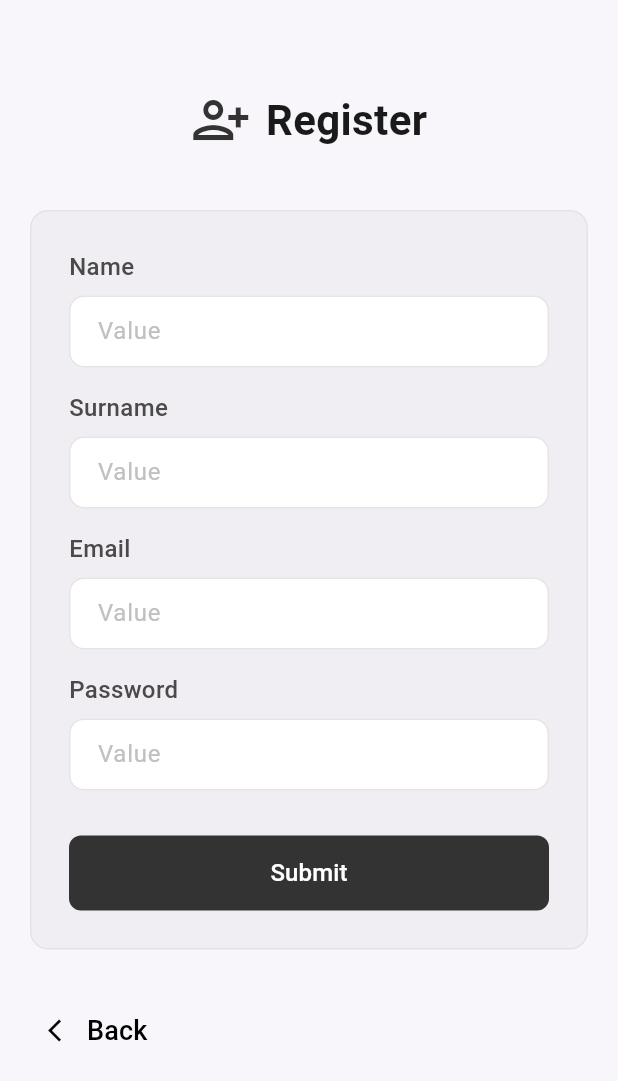
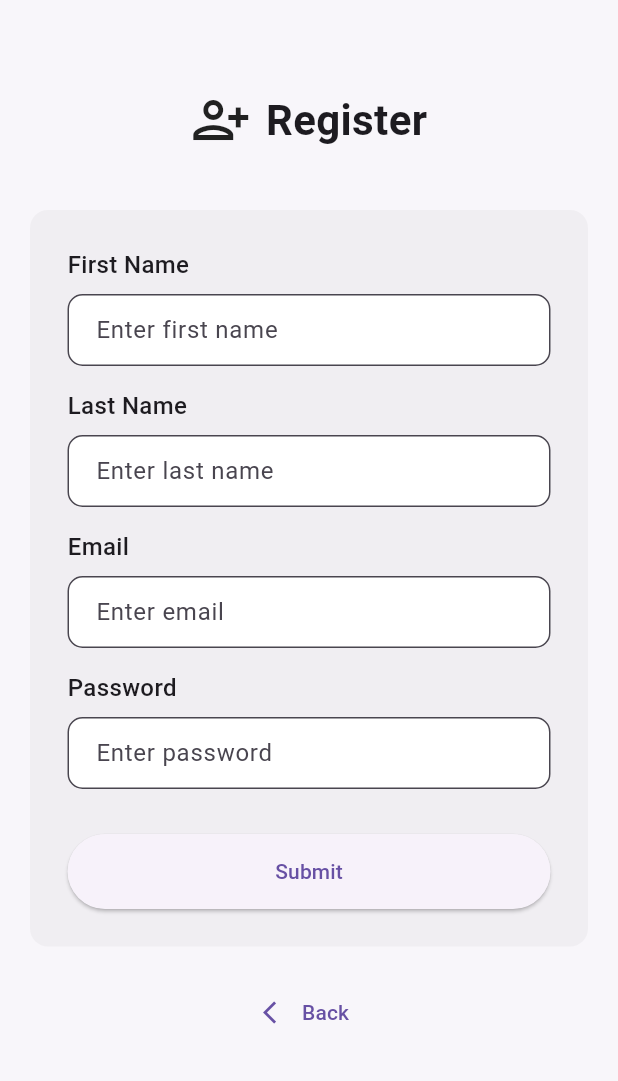
Before and after one commit to vinsolang/system_attendance_teamE5, a Flutter app: the RegisterScreen screen opened directly, on a phone screen of 412 x 824 dp. Shown: the top 1081 px of the screen. Run offline on Flutter 3.47's test engine with Material 3 defaults, Android fonts, the light colour scheme and no system bars; our stand-ins replace device_preview, google_maps_flutter, image_picker, shared_preferences; missing offline and left inert: mobile_scanner; accounts and stored records are empty.

Commit message:
add backend auth login and register app

```diff
--- a/admin-dashboard-react/attendence-management-dashboard/package.json
+++ b/admin-dashboard-react/attendence-management-dashboard/package.json
@@ -13,11 +13,14 @@
     "@tailwindcss/vite": "^4.2.1",
     "axios": "^1.13.6",
     "chart.js": "^4.5.1",
+    "goey-toast": "^0.3.0",
     "lucide-react": "^0.577.0",
     "react": "^19.2.0",
     "react-chartjs-2": "^5.3.1",
     "react-dom": "^19.2.0",
     "react-router-dom": "^7.13.1",
+    "sonner": "^2.0.7",
+    "sweetalert2": "^11.26.22",
     "tailwindcss": "^4.2.1"
   },
   "devDependencies": {
--- a/admin-dashboard-react/attendence-management-dashboard/src/document.txt
+++ b/admin-dashboard-react/attendence-management-dashboard/src/document.txt
@@ -1,7 +1,8 @@
 npm install lucide-react chart.js react-chartjs-2
 npm install tailwindcss @tailwindcss/vite
 
-
+npm install sweetalert2
+npm install sonner
 
 
 Accout access to admin dashboard
--- a/attence_system_Mobile_app_flutter/lib/auth/register.dart
+++ b/attence_system_Mobile_app_flutter/lib/auth/register.dart
@@ -1,89 +1,223 @@
+import 'dart:convert';
 import 'package:flutter/material.dart';
+import 'package:http/http.dart' as http;
 
-class RegisterScreen extends StatelessWidget {
+class RegisterScreen extends StatefulWidget {
   const RegisterScreen({super.key});
 
   @override
+  State<RegisterScreen> createState() => _RegisterScreenState();
+}
+
+class _RegisterScreenState extends State<RegisterScreen> {
+
+  final TextEditingController firstNameController = TextEditingController();
+  final TextEditingController lastNameController = TextEditingController();
+  final TextEditingController emailController = TextEditingController();
+  final TextEditingController passwordController = TextEditingController();
+
+  String role = "Employee";
+
+  Future<bool> registerUser() async {
+    try {
+
+      // IMPORTANT: change localhost
+      final url = Uri.parse('http://10.0.2.2:8080/api/auth/signup');
+
+      final response = await http.post(
+        url,
+        headers: {"Content-Type": "application/json"},
+        // inside registerUser()
+        body: jsonEncode({
+          "firstName": firstNameController.text.trim(), // Added trim() to prevent trailing spaces
+          "lastName": lastNameController.text.trim(),
+          "email": emailController.text.trim(),
+          "password": passwordController.text,
+          "role": role // Double check if your DTO uses "role" or "roles"
+        }),
+      );
+
+      print(response.body);
+
+      if (response.statusCode == 200 || response.statusCode == 201) {
+        return true;
+      }
+
+      return false;
+
+    } catch (e) {
+      print("ERROR: $e");
+      return false;
+    }
+  }
+
+  @override
+  void dispose() {
+    firstNameController.dispose();
+    lastNameController.dispose();
+    emailController.dispose();
+    passwordController.dispose();
+    super.dispose();
+  }
+
+  Widget buildInputField({
+    required String label,
+    required String hint,
+    required TextEditingController controller,
+    bool isPassword = false
+  }) {
+    return Column(
+      crossAxisAlignment: CrossAxisAlignment.start,
+      children: [
+
+        Text(label,
+            style: const TextStyle(
+                fontSize: 16,
+                fontWeight: FontWeight.w500)),
+
+        const SizedBox(height: 8),
+
+        TextField(
+          controller: controller,
+          obscureText: isPassword,
+          decoration: InputDecoration(
+            hintText: hint,
+            filled: true,
+            fillColor: Colors.white,
+            contentPadding:
+                const EdgeInsets.symmetric(horizontal: 15, vertical: 12),
+            border: OutlineInputBorder(
+              borderRadius: BorderRadius.circular(10),
+            ),
+          ),
+        ),
+      ],
+    );
+  }
+
+  @override
   Widget build(BuildContext context) {
+
     return Scaffold(
-      backgroundColor: const Color(0xFFF8F6FA), // Light lavender background
+      backgroundColor: const Color(0xFFF8F6FA),
+
       body: SafeArea(
-        child: SingleChildScrollView( // Ensures the screen is scrollable on small devices
+        child: SingleChildScrollView(
           child: Padding(
-            padding: const EdgeInsets.symmetric(horizontal: 20.0),
+            padding: const EdgeInsets.symmetric(horizontal: 20),
+
             child: Column(
-              crossAxisAlignment: CrossAxisAlignment.start,
               children: [
+
                 const SizedBox(height: 60),
 
-                // --- HEADER SECTION ---
-                Center(
-                  child: Row(
-                    mainAxisAlignment: MainAxisAlignment.center,
-                    children: const [
-                      Icon(Icons.person_add_alt_1_outlined, size: 40, color: Color(0xFF333333)),
-                      SizedBox(width: 10),
-                      Text(
-                        'Register',
-                        style: TextStyle(fontSize: 28, fontWeight: FontWeight.bold, color: Color(0xFF1A1A1A)),
-                      ),
-                    ],
-                  ),
+                Row(
+                  mainAxisAlignment: MainAxisAlignment.center,
+                  children: const [
+
+                    Icon(Icons.person_add_alt_1_outlined, size: 40),
+
+                    SizedBox(width: 10),
+
+                    Text(
+                      "Register",
+                      style: TextStyle(
+                          fontSize: 28,
+                          fontWeight: FontWeight.bold),
+                    )
+                  ],
                 ),
+
                 const SizedBox(height: 40),
 
-                // --- FORM CARD ---
                 Container(
                   padding: const EdgeInsets.all(25),
+
                   decoration: BoxDecoration(
-                    color: Colors.black.withOpacity(0.03), // Subtle tray background
+                    color: Colors.black.withOpacity(0.03),
                     borderRadius: BorderRadius.circular(12),
-                    border: Border.all(color: Colors.black.withOpacity(0.05)),
                   ),
+
                   child: Column(
-                    crossAxisAlignment: CrossAxisAlignment.start,
                     children: [
-                      _buildInputField(label: 'Name', hint: 'Value'),
+
+                      buildInputField(
+                        label: "First Name",
+                        hint: "Enter first name",
+                        controller: firstNameController,
+                      ),
+
                       const SizedBox(height: 15),
-                      _buildInputField(label: 'Surname', hint: 'Value'),
+
+                      buildInputField(
+                        label: "Last Name",
+                        hint: "Enter last name",
+                        controller: lastNameController,
+                      ),
+
                       const SizedBox(height: 15),
-                      _buildInputField(label: 'Email', hint: 'Value'),
+
+                      buildInputField(
+                        label: "Email",
+                        hint: "Enter email",
+                        controller: emailController,
+                      ),
+
                       const SizedBox(height: 15),
-                      _buildInputField(label: 'Password', hint: 'Value', isPassword: true),
+
+                      buildInputField(
+                        label: "Password",
+                        hint: "Enter password",
+                        controller: passwordController,
+                        isPassword: true,
+                      ),
+
                       const SizedBox(height: 30),
 
-                      // Submit Button
                       SizedBox(
                         width: double.infinity,
                         height: 50,
+
                         child: ElevatedButton(
-                          onPressed: () {},
-                          style: ElevatedButton.styleFrom(
-                            backgroundColor: const Color(0xFF333333), // Dark grey/black
-                            shape: RoundedRectangleBorder(borderRadius: BorderRadius.circular(8)),
-                            elevation: 0,
-                          ),
-                          child: const Text(
-                            'Submit',
-                            style: TextStyle(color: Colors.white, fontSize: 16),
-                          ),
+
+                          onPressed: () async {
+
+                            bool success = await registerUser();
+
+                            if(success){
+
+                              ScaffoldMessenger.of(context)
+                                  .showSnackBar(
+                                  const SnackBar(
+                                      content: Text("Registered successfully")));
+
+                              Navigator.pop(context);
+
+                            }else{
+
+                              ScaffoldMessenger.of(context)
+                                  .showSnackBar(
+                                  const SnackBar(
+                                      content: Text("Registration failed")));
+                            }
+                          },
+
+                          child: const Text("Submit"),
                         ),
-                      ),
+                      )
                     ],
                   ),
                 ),
 
-                const SizedBox(height: 30),
+                const SizedBox(height: 20),
 
-                // --- BACK BUTTON ---
                 TextButton.icon(
-                  onPressed: () => Navigator.pop(context),
-                  icon: const Icon(Icons.arrow_back_ios, size: 18, color: Colors.black),
-                  label: const Text(
-                    'Back',
-                    style: TextStyle(color: Colors.black, fontSize: 18, fontWeight: FontWeight.w500),
-                  ),
-                ),
+                  onPressed: (){
+                    Navigator.pop(context);
+                  },
+                  icon: const Icon(Icons.arrow_back_ios),
+                  label: const Text("Back"),
+                )
               ],
             ),
           ),
@@ -91,36 +225,4 @@ class RegisterScreen extends StatelessWidget {
       ),
     );
   }
-
-  // Helper widget to build the input fields
-  Widget _buildInputField({required String label, required String hint, bool isPassword = false}) {
-    return Column(
-      crossAxisAlignment: CrossAxisAlignment.start,
-      children: [
-        Text(
-          label,
-          style: const TextStyle(fontSize: 16, fontWeight: FontWeight.w500, color: Color(0xFF4A4A4A)),
-        ),
-        const SizedBox(height: 8),
-        TextField(
-          obscureText: isPassword,
-          decoration: InputDecoration(
-            hintText: hint,
-            hintStyle: const TextStyle(color: Color(0xFFC0C0C0)),
-            fillColor: Colors.white,
-            filled: true,
-            contentPadding: const EdgeInsets.symmetric(horizontal: 15, vertical: 12),
-            enabledBorder: OutlineInputBorder(
-              borderRadius: BorderRadius.circular(10),
-              borderSide: BorderSide(color: Colors.black.withOpacity(0.1)),
-            ),
-            focusedBorder: OutlineInputBorder(
-              borderRadius: BorderRadius.circular(10),
-              borderSide: const BorderSide(color: Colors.black26),
-            ),
-          ),
-        ),
-      ],
-    );
-  }
 }
--- a/attence_system_Mobile_app_flutter/lib/document.txt
+++ b/attence_system_Mobile_app_flutter/lib/document.txt
@@ -2,3 +2,7 @@
 - flutter pub get
 - flutter pub add mobile_scanner
 - flutter pub add image_picker
+- add dependency
+ + shared_preference
+ + http
+ +
```
Also changed, not shown: attence_system_Mobile_app_flutter/lib/auth/login.dart (+28 -0 lines), attence_system_Mobile_app_flutter/pubspec.yaml (+7 -62 lines), admin-dashboard-react/attendence-management-dashboard/package-lock.json, attence_system_Mobile_app_flutter/pubspec.lock, attence_system_backend_java/attence_system_backend/uploads/1773303503102_logo_portfolio.png (added), 6 other files.
